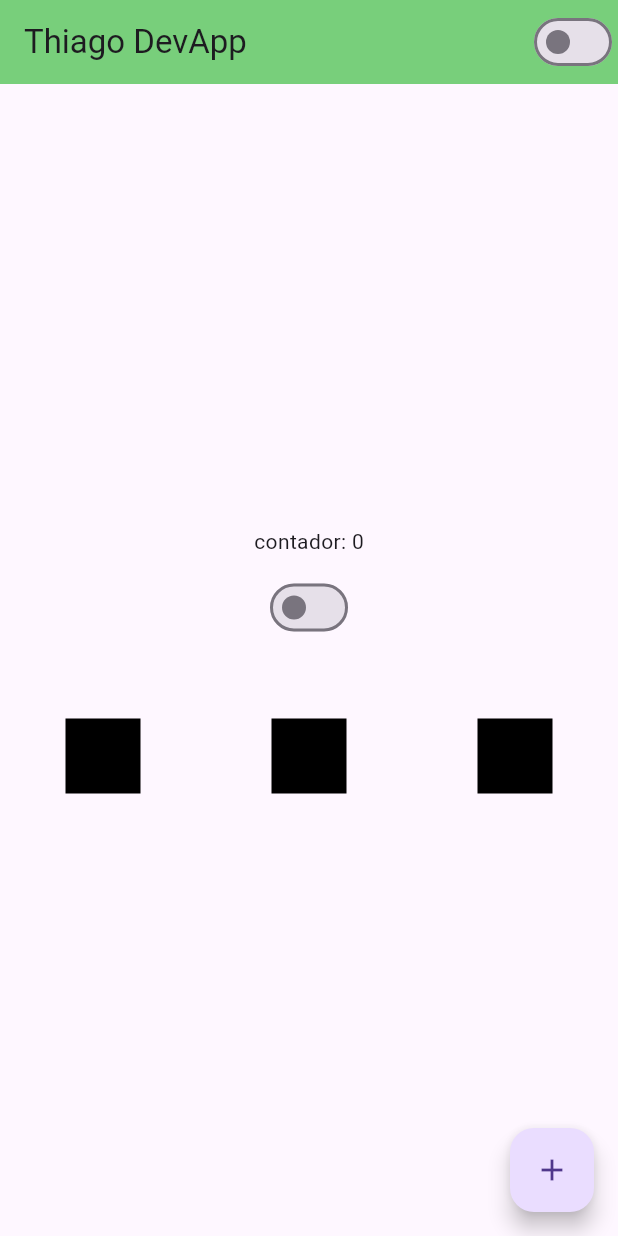
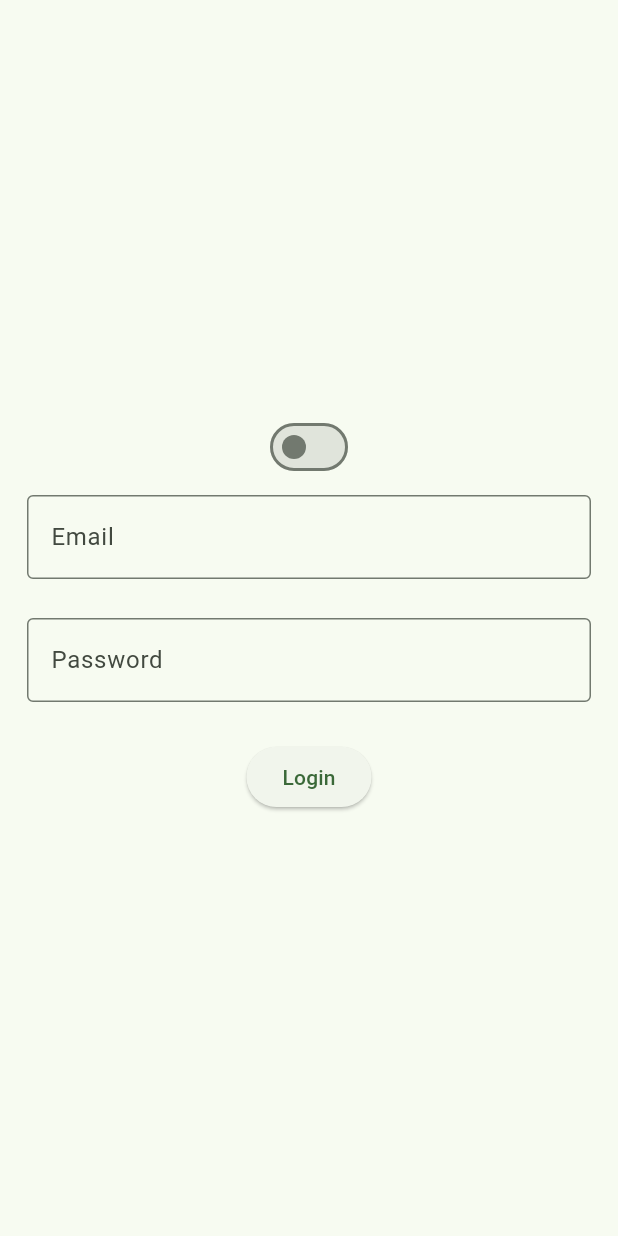
Before and after one commit to thfields/Flutter_Learn, a Flutter app: the screen it shows after launch, on a phone screen of 412 x 824 dp. Run offline on Flutter 3.47's test engine with Material 3 defaults, Android fonts, the phone set to English and light mode, and no system bars.

Commit message:
tela de login

```diff
--- a/lib/app_widget.dart
+++ b/lib/app_widget.dart
@@ -1,26 +1,35 @@
 import 'package:flutter/material.dart';
 import 'package:hello_world/home_page.dart';
 import 'package:hello_world/app_controller.dart';
+import 'package:hello_world/login_page.dart';
 
 class AppWidget extends StatelessWidget {
   @override
   Widget build(BuildContext context) {
     return AnimatedBuilder(
       animation: AppController.instance,
-      builder: (context, child){
+      builder: (context, child) {
+        final isDark = AppController.instance.isDartTheme;
         return MaterialApp(
           theme: ThemeData(
-            primarySwatch: Colors.green,
-            brightness: AppController.instance.isDartTheme
-              ? Brightness.dark
-              : Brightness.light,
+            colorScheme: ColorScheme.fromSeed(
+              seedColor: Colors.green,
+              brightness: isDark ? Brightness.dark : Brightness.light,
+            ),
+            useMaterial3: true,
           ),
-          home: HomePage(),
-           debugShowCheckedModeBanner: false,
+          darkTheme: ThemeData(
+            colorScheme: ColorScheme.fromSeed(
+              seedColor: Colors.green,
+              brightness: Brightness.dark,
+            ),
+            useMaterial3: true,
+          ),
+          themeMode: isDark ? ThemeMode.dark : ThemeMode.light,
+          home: const LoginPage(),
+          debugShowCheckedModeBanner: false,
         );
-    }
-
+      },
     );
   }
-
 }
--- a/lib/home_page.dart
+++ b/lib/home_page.dart
@@ -27,8 +27,9 @@ class HomePageState extends State<HomePage> {
       body: Container(
         width: double.infinity,
         height: double.infinity,
-        child: Column(
-          mainAxisAlignment: MainAxisAlignment.center,
+        child: ListView(
+          //mainAxisAlignment: MainAxisAlignment.center,
+          scrollDirection: Axis.vertical,
           children: [
             Text('contador: $counter'),
             Container(
@@ -38,6 +39,7 @@ class HomePageState extends State<HomePage> {
             Container(
               height: 50,
             ),
+
             Row(
               mainAxisAlignment: MainAxisAlignment.spaceAround,
               crossAxisAlignment: CrossAxisAlignment.center,
--- /dev/null
+++ b/lib/login_page.dart
@@ -0,0 +1,78 @@
+import 'package:flutter/material.dart';
+import 'package:hello_world/home_page.dart';
+
+class LoginPage extends StatefulWidget {
+  const LoginPage({super.key});
+
+  @override
+  State<LoginPage> createState() => _LoginPageState();
+}
+
+class _LoginPageState extends State<LoginPage> {
+  String email = '';
+  String password = '';
+
+  @override
+  Widget build(BuildContext context) {
+    return Scaffold( // Troquei Material por Scaffold
+      body: SingleChildScrollView(
+        child: SizedBox(
+          width: MediaQuery.of(context).size.width,
+          height: MediaQuery.of(context).size.height,
+          child: Padding(
+            padding: const EdgeInsets.all(10.0),
+            child: Column(
+              mainAxisAlignment: MainAxisAlignment.center,
+              children: [
+                CustomSwitch(),
+                Padding(
+                  padding: const EdgeInsets.all(8.0),
+                  child: TextField(
+                    onChanged: (value) {
+                      email = value;
+                    },
+                    keyboardType: TextInputType.emailAddress,
+                    textInputAction: TextInputAction.next,
+                    decoration: InputDecoration(
+                      labelText: 'Email',
+                      border: OutlineInputBorder(),
+                    ),
+                  ),
+                ),
+                SizedBox(height: 10),
+                Padding(
+                  padding: const EdgeInsets.all(8.0),
+                  child: TextField(
+                    onChanged: (value) {
+                      password = value;
+                    },
+                    obscureText: true,
+                    decoration: InputDecoration(
+                      labelText: 'Password',
+                      border: OutlineInputBorder(),
+                    ),
+                  ),
+                ),
+                SizedBox(height: 10),
+                Padding(
+                  padding: const EdgeInsets.all(8.0),
+                  child: ElevatedButton(
+                    onPressed: () {
+                      Navigator.push(
+                        context,
+                        MaterialPageRoute(
+                          builder: (context) => HomePage(),
+                        ),
+                      );
+                    },
+                    child: Text('Login'),
+                  ),
+                ),
+              ],
+            ),
+          ),
+        ),
+      ),
+    );
+  }
+}
```
